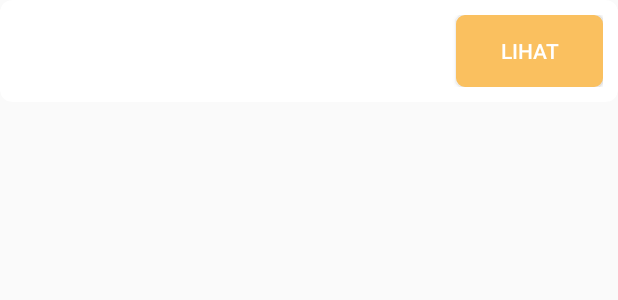
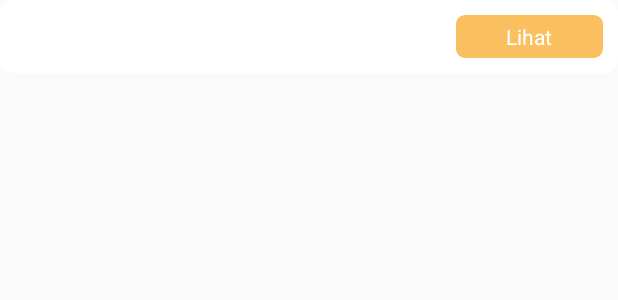
Before and after one commit to radhit/healthmate, an Android app: the layout item_anc_midwife.xml on its own in the app's theme, with its tools: preview values and no code run, on a phone screen of 412 x 824 dp. Shown: the top 300 px of the screen. Run offline under Robolectric (Android 15) with nearby library versions, the phone set to English and light mode, and no system bars.

Commit message:
refactor: update view anc adaptor & dialog midwife

```diff
--- a/app/src/main/res/layout/item_anc_midwife.xml
+++ b/app/src/main/res/layout/item_anc_midwife.xml
@@ -18,11 +18,12 @@
                 android:layout_height="wrap_content"
                 android:layout_weight="3"
                 android:id="@+id/tv_tanggal"/>
-            <Button
+            <TextView
                 android:layout_width="0dp"
                 android:layout_height="wrap_content"
                 android:layout_weight="1"
                 style="@style/ButtonOrange"
+                android:gravity="center"
                 android:text="Lihat"/>
         </LinearLayout>
     </androidx.cardview.widget.CardView>
--- a/app/src/main/res/layout/item_dialog_post_anc_midwife.xml
+++ b/app/src/main/res/layout/item_dialog_post_anc_midwife.xml
@@ -42,6 +42,8 @@
         android:layout_height="wrap_content"
         android:layout_gravity="center"
         android:padding="10dp"
+        android:layout_marginTop="20dp"
+        android:layout_marginBottom="20dp"
         style="@style/ButtonCustom"
         android:text="Kembali ke Data ANC"
         android:id="@+id/btn_finish"/>
```
